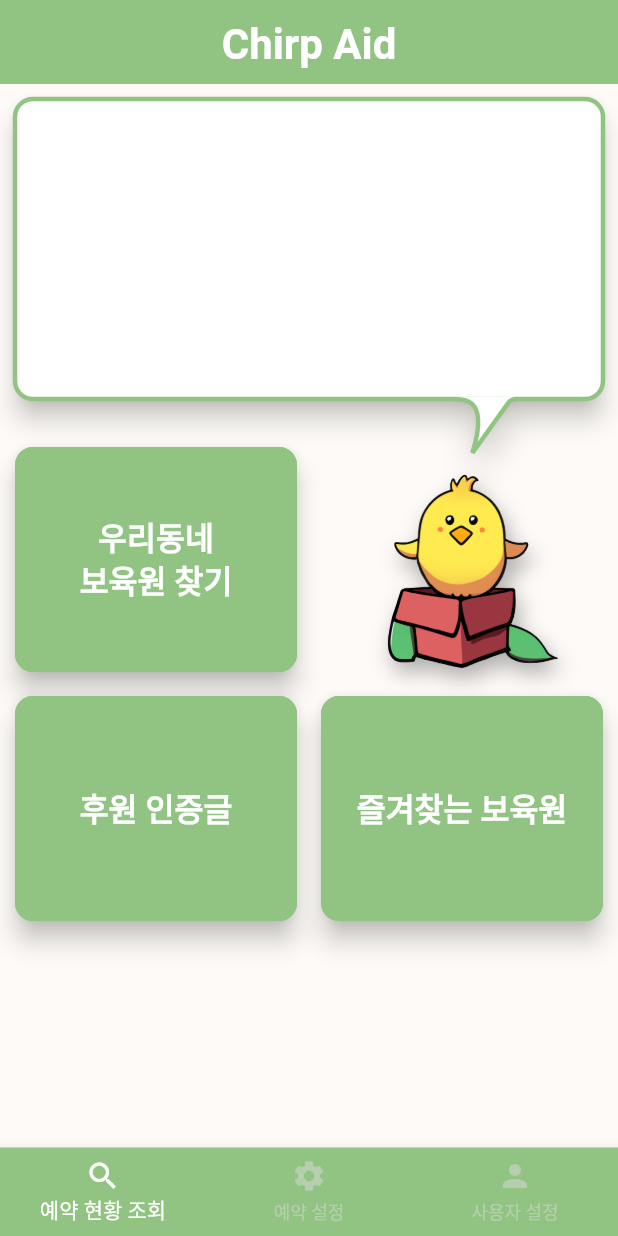
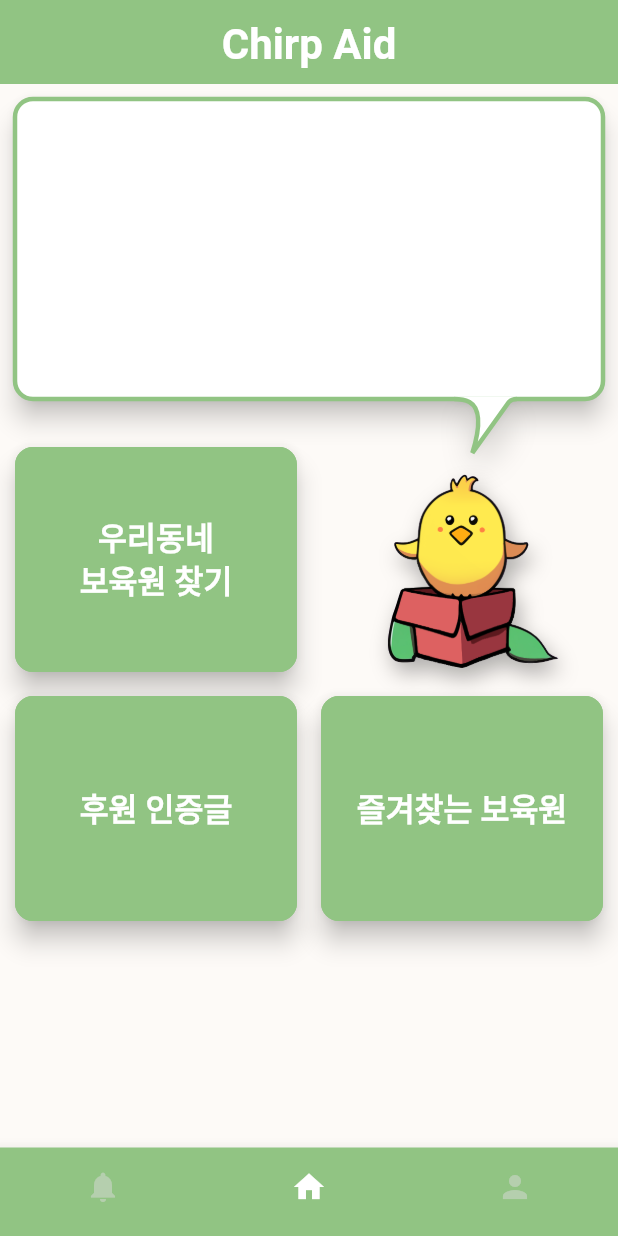
Before and after one commit to minwoo1119/Chrip-Aid-Front, a Flutter app: the RootTab screen opened by its route, on a phone screen of 412 x 824 dp. Run offline on Flutter 3.47's test engine with Material 2 defaults, Android fonts, the light colour scheme and no system bars; our stand-ins replace dio, firebase_core, firebase_messaging, flutter_dotenv, flutter_local_notifications, flutter_riverpod and 4 more; missing offline and left inert: universal_html; accounts and stored records are empty; generated files the repository leaves out were written again.

Commit message:
[DESIGN] Tab icon, label 변경

```diff
--- a/chrip_aid/lib/common/const/tabs.dart
+++ b/chrip_aid/lib/common/const/tabs.dart
@@ -9,7 +9,7 @@ class TabInfo {
 
 // ignore: constant_identifier_names
 const TABS = [
-  TabInfo(icon: Icons.search, label: '예약 현황 조회'),
-  TabInfo(icon: Icons.settings, label: '예약 설정'),
+  TabInfo(icon: Icons.notifications, label: '예약 현황 조회'),
+  TabInfo(icon: Icons.home, label: '예약 설정'),
   TabInfo(icon: Icons.person, label: "사용자 설정"),
 ];
--- a/chrip_aid/lib/common/view/root_tab.dart
+++ b/chrip_aid/lib/common/view/root_tab.dart
@@ -15,7 +15,7 @@ class RootTab extends StatefulWidget {
 
 class _RootTabState extends State<RootTab> with TickerProviderStateMixin {
   late TabController controller;
-  int index = 0;
+  int index = 1;
 
   @override
   void initState() {
@@ -24,6 +24,7 @@ class _RootTabState extends State<RootTab> with TickerProviderStateMixin {
       length: TABS.length,
       animationDuration: Duration.zero,
       vsync: this,
+      initialIndex: 1,
     );
     controller.addListener(tabListener);
   }
@@ -39,7 +40,9 @@ class _RootTabState extends State<RootTab> with TickerProviderStateMixin {
   @override
   Widget build(BuildContext context) {
     return DefaultLayout(
-      bottomNavigationBar: MediaQuery.of(context).size.width > 700 ? null : BottomNavigationBar(
+      bottomNavigationBar: MediaQuery.of(context).size.width > 700
+          ? null
+          : BottomNavigationBar(
               backgroundColor: CustomColor.mainColor,
               selectedItemColor: CustomColor.backGroundSubColor,
               unselectedItemColor: CustomColor.disabledColor.withOpacity(0.5),
@@ -52,28 +55,36 @@ class _RootTabState extends State<RootTab> with TickerProviderStateMixin {
                         label: e.label,
                       ))
                   .toList(),
+              showUnselectedLabels: false,
+              showSelectedLabels: false,
             ),
       child: Row(
         children: [
-          if(MediaQuery.of(context).size.width > 700) NavigationRail(
+          if (MediaQuery.of(context).size.width > 700)
+            NavigationRail(
               backgroundColor: CustomColor.mainColor,
               labelType: NavigationRailLabelType.all,
               useIndicator: true,
               indicatorColor: CustomColor.backGroundSubColor,
-            selectedLabelTextStyle: const TextStyle(color: CustomColor.backGroundSubColor),
-            unselectedLabelTextStyle: TextStyle(color: CustomColor.disabledColor.withOpacity(0.5)),
-            selectedIconTheme: const IconThemeData(color: CustomColor.mainColor),
-            unselectedIconTheme: IconThemeData(color: CustomColor.disabledColor.withOpacity(0.5)),
+              selectedLabelTextStyle:
+                  const TextStyle(color: CustomColor.backGroundSubColor),
+              unselectedLabelTextStyle:
+                  TextStyle(color: CustomColor.disabledColor.withOpacity(0.5)),
+              selectedIconTheme:
+                  const IconThemeData(color: CustomColor.mainColor),
+              unselectedIconTheme: IconThemeData(
+                  color: CustomColor.disabledColor.withOpacity(0.5)),
               destinations: TABS.map((e) => _destination(e)).toList(),
               selectedIndex: index,
               onDestinationSelected: controller.animateTo,
+              extended: true,
             ),
           Expanded(
             child: TabBarView(
               controller: controller,
               physics: const NeverScrollableScrollPhysics(),
               // TODO : Add Tab Screen
-              children: [
+              children: const [
                 HomeScreen(),
                 HomeScreen(),
                 HomeScreen(),
```
Lines whose indentation alone changed are shown as unchanged.
